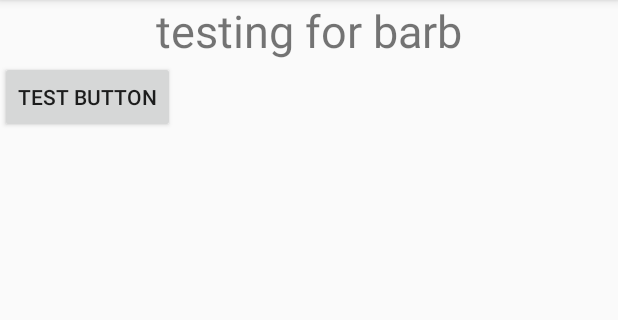
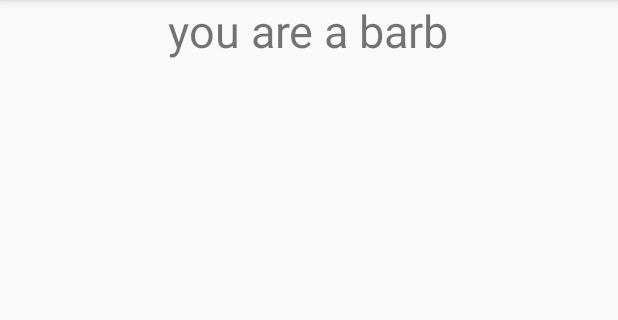
Before and after one commit to OliverJ20/Escape-from-Castle-Dreadcliff, an Android app: the fragment StoryFragment shown on its own in the app's theme, on a phone screen of 412 x 824 dp, the part 84-404 px from its top. Run offline under Robolectric (Android 15) with nearby library versions, the phone set to English and light mode, and no system bars; 3 statements that could not run were skipped.

```diff
--- a/EscapeFromCastleDreadCliff/app/src/main/java/com/example/deadmountain/escapefromcastledreadcliff/RoomCreation.java
+++ b/EscapeFromCastleDreadCliff/app/src/main/java/com/example/deadmountain/escapefromcastledreadcliff/RoomCreation.java
@@ -31,8 +31,8 @@ public class RoomCreation {
         allRooms = new ArrayList<Room>();
 
         allRooms.add(0, new Room ("You are in a dark dungeon", 0, "Dungeon", 1, 2,0,0,0,"", "S", "", "", ""));
-     /*   allRooms.add(1, new Room ("Torture Room", 1, "Torture Room", 1, 2,0,0,0));
-        allRooms.add(2, new Room ("Hallway", 2, "Hallway", 4,1,3,4,0));
+        allRooms.add(1, new Room ("Torture Room", 1, "Torture Room", 1, 2,0,0,0,"","N","E","S", "W"));
+      /*  allRooms.add(2, new Room ("Hallway", 2, "Hallway", 4,1,3,4,0));
         allRooms.add(3, new Room ("Storage Room", 3, "Storage Room", 1, 2,0,0,0));
         allRooms.add(4, new Room ("Guest bedroom", 4, "Guest Bedroom", 1, 5,0,0,0));
         allRooms.add(5, new Room ("stairs 1st floor", 5, "stairs 1st floor", 4, 4,9,6,2));
@@ -49,4 +49,5 @@ public class RoomCreation {
     public Room getRoomFromID(int roomID) {
         return allRooms.get(roomID);
     }
+
 }
--- a/EscapeFromCastleDreadCliff/app/src/main/java/com/example/deadmountain/escapefromcastledreadcliff/StoryFragment.java
+++ b/EscapeFromCastleDreadCliff/app/src/main/java/com/example/deadmountain/escapefromcastledreadcliff/StoryFragment.java
@@ -25,10 +25,13 @@ import org.w3c.dom.Text;
  * A simple {@link Fragment} subclass.
  */
 public class StoryFragment extends Fragment {
+    private RoomCreation allRooms;
+    private Room theRoom;
 
 
     public StoryFragment() {
         // Required empty public constructor
+
 
 
     }
@@ -37,6 +40,7 @@ public class StoryFragment extends Fragment {
     @Override
     public View onCreateView(LayoutInflater inflater, ViewGroup container,
                              Bundle savedInstanceState) {
+        allRooms = new RoomCreation();
 
 
         View view = inflater.inflate(R.layout.fragment_barb_story, container, false);
@@ -45,7 +49,9 @@ public class StoryFragment extends Fragment {
 
 
         final TextView Header = (TextView) view.findViewById(R.id.barb_header);
-        Header.setText("testing for barb");
+       // Header.setText(allRooms.getRoomFromID(((MainActivity) getActivity()).getPlayerRoom()).getRoom());
+        Header.setId(R.id.storyHeader);
+        Header.setText(((MainActivity) getActivity()).getPlayerRoomName());
 
         Context mContext = getContext();
         Button btn = new Button(mContext);
@@ -55,8 +61,8 @@ public class StoryFragment extends Fragment {
         layoutParams.addRule(RelativeLayout.ALIGN_PARENT_LEFT);
         layoutParams.setMargins(30, 30,0, 0);
 
-        mRelativeLayout.addView(btn);
-        btn.setText("Test button");
+
+
         Log.i ("testing",((MainActivity) getActivity()).Intro());
 
        final TextView Intro = new TextView(mContext);
@@ -64,7 +70,7 @@ public class StoryFragment extends Fragment {
 
         Intro.setText(((MainActivity) getActivity()).Intro());
         Intro.setId(R.id.intro_id);
-        btn.setId(R.id.testthing);
+
 
 
 
--- a/EscapeFromCastleDreadCliff/app/src/main/res/values/ids.xml
+++ b/EscapeFromCastleDreadCliff/app/src/main/res/values/ids.xml
@@ -4,5 +4,6 @@
 
 
     <item name = "testthing" type = "id"/>
+    <item name = "storyHeader" type = "id"/>
 
 </resources>
```
Also changed, not shown: EscapeFromCastleDreadCliff/app/src/main/java/com/example/deadmountain/escapefromcastledreadcliff/MainActivity.java (+21 -0 lines), EscapeFromCastleDreadCliff/app/src/main/res/layout/fragment_input_navigate.xml (+10 -5 lines).
